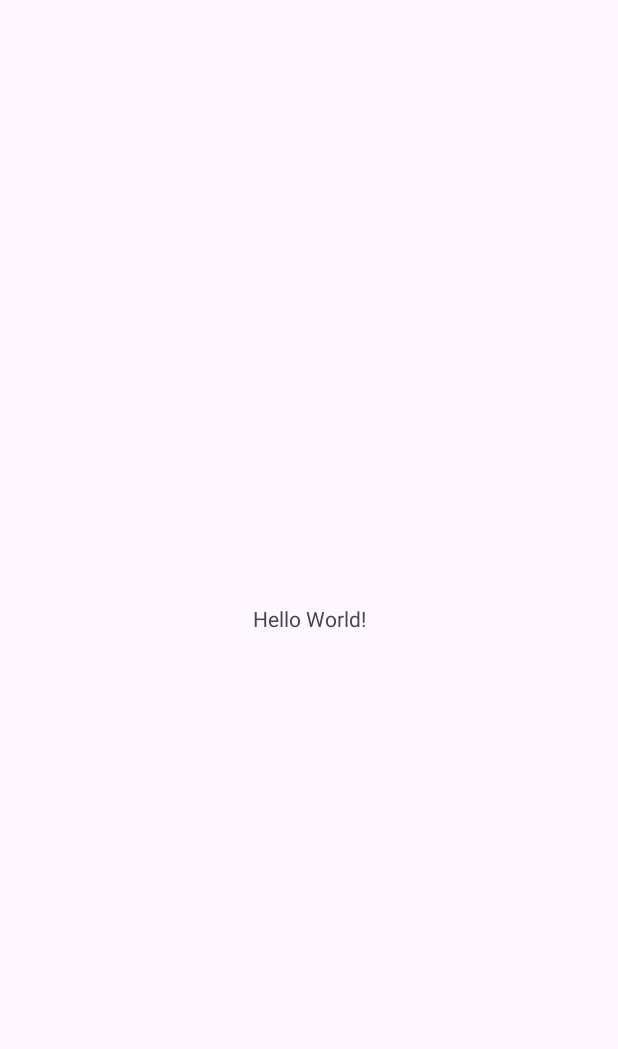
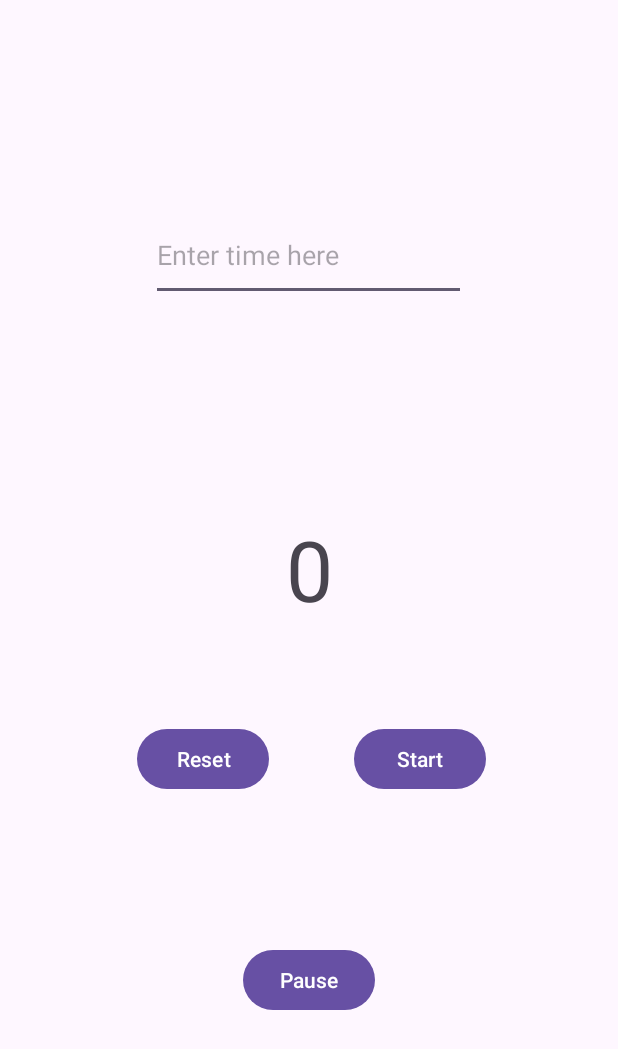
Before and after one commit to Fabian-O01/SilentTimer, an Android app: the screen it shows after launch (MainActivity), on a phone screen of 412 x 824 dp. Before the commit the part shown is almost empty. Shown: the top 1049 px of the screen. Run offline under Robolectric (Android 15) with nearby library versions, the phone set to English and light mode, and no system bars.

Commit message:
first rough version

```diff
--- a/app/src/main/AndroidManifest.xml
+++ b/app/src/main/AndroidManifest.xml
@@ -1,6 +1,8 @@
 <?xml version="1.0" encoding="utf-8"?>
 <manifest xmlns:android="http://schemas.android.com/apk/res/android"
     xmlns:tools="http://schemas.android.com/tools">
+
+    <uses-permission android:name="android.permission.VIBRATE" />
 
     <application
         android:allowBackup="true"
--- a/app/src/main/java/com/example/silenttimer/MainActivity.java
+++ b/app/src/main/java/com/example/silenttimer/MainActivity.java
@@ -1,6 +1,15 @@
 package com.example.silenttimer;
 
+import android.content.Context;
 import android.os.Bundle;
+import android.os.CountDownTimer;
+import android.os.Vibrator;
+import android.text.Editable;
+import android.text.TextWatcher;
+import android.view.View;
+import android.widget.Button;
+import android.widget.EditText;
+import android.widget.TextView;
 
 import androidx.activity.EdgeToEdge;
 import androidx.appcompat.app.AppCompatActivity;
@@ -9,6 +18,13 @@ import androidx.core.view.ViewCompat;
 import androidx.core.view.WindowInsetsCompat;
 
 public class MainActivity extends AppCompatActivity {
+    TextView countdown;
+    EditText timerInput;
+    Button startBtn;
+    Button pauseBtn;
+    Button resetBtn;
+    CountDownTimer timerUtil;
+    int startTime = 0;
 
     @Override
     protected void onCreate(Bundle savedInstanceState) {
@@ -20,5 +36,57 @@ public class MainActivity extends AppCompatActivity {
             v.setPadding(systemBars.left, systemBars.top, systemBars.right, systemBars.bottom);
             return insets;
         });
+        countdown = findViewById(R.id.countdown);
+        timerInput = findViewById(R.id.timerInput);
+        timerInput.addTextChangedListener(new TextWatcher() {
+            @Override
+            public void beforeTextChanged(CharSequence s, int start, int count, int after) {}
+
+            @Override
+            public void onTextChanged(CharSequence s, int start, int before, int count) {}
+
+            @Override
+            public void afterTextChanged(Editable s) {
+                countdown.setText(timerInput.getText().toString());
+            }
+        });
+        startBtn = findViewById(R.id.start);
+        startBtn.setOnClickListener(this::startCountdown);
+        pauseBtn = findViewById(R.id.pause);
+        pauseBtn.setOnClickListener(this::pauseCountdown);
+        resetBtn = findViewById(R.id.reset);
+        resetBtn.setOnClickListener(this::resetCountdown);
+    }
+
+    public void startCountdown(View view) {
+        startBtn.setEnabled(false);
+        startTime = Integer.parseInt(countdown.getText().toString());
+        timerUtil = new CountDownTimer(startTime*1000, 1000) {
+            @Override
+            public void onTick(long millisUntilFinished) {
+                countdown.setText(""+millisUntilFinished/1000);
+            }
+
+            @Override
+            public void onFinish() {
+                Vibrator v = (Vibrator) getSystemService(Context.VIBRATOR_SERVICE);
+                v.vibrate(1000);
+                countdown.setText(""+startTime);
+
+            }
+        }.start();
+        startBtn.setEnabled(true);
+    }
+
+    public void pauseCountdown(View view) {
+        // TODO: implement pause utility and merge pause and start button
+    }
+
+    public void resetCountdown(View view) {
+        if (timerUtil == null){
+            return;
+        }
+        timerUtil.cancel();
+        countdown.setText(""+startTime);
     }
 }
--- a/app/src/main/res/layout/activity_main.xml
+++ b/app/src/main/res/layout/activity_main.xml
@@ -8,12 +8,61 @@
     tools:context=".MainActivity">
 
     <TextView
-        android:layout_width="wrap_content"
-        android:layout_height="wrap_content"
-        android:text="Hello World!"
+        android:id="@+id/countdown"
+        android:layout_width="229dp"
+        android:layout_height="140dp"
+        android:contentDescription="Timer Countdown"
+        android:text="0"
+        android:textAlignment="center"
+        android:textAppearance="@style/TextAppearance.AppCompat.Display3"
+        android:textStyle="normal"
         app:layout_constraintBottom_toBottomOf="parent"
         app:layout_constraintEnd_toEndOf="parent"
         app:layout_constraintStart_toStartOf="parent"
         app:layout_constraintTop_toTopOf="parent" />
 
+    <Button
+        android:id="@+id/reset"
+        android:layout_width="wrap_content"
+        android:layout_height="wrap_content"
+        android:text="Reset"
+        app:layout_constraintEnd_toStartOf="@+id/start"
+        app:layout_constraintHorizontal_bias="0.619"
+        app:layout_constraintStart_toStartOf="parent"
+        app:layout_constraintTop_toBottomOf="@+id/countdown" />
+
+    <Button
+        android:id="@+id/start"
+        android:layout_width="wrap_content"
+        android:layout_height="wrap_content"
+        android:layout_marginEnd="88dp"
+        android:text="Start"
+        app:layout_constraintEnd_toEndOf="parent"
+        app:layout_constraintTop_toBottomOf="@+id/countdown" />
+
+    <Button
+        android:id="@+id/pause"
+        android:layout_width="wrap_content"
+        android:layout_height="wrap_content"
+        android:text="Pause"
+        app:layout_constraintBottom_toBottomOf="parent"
+        app:layout_constraintEnd_toEndOf="parent"
+        app:layout_constraintStart_toStartOf="parent"
+        app:layout_constraintTop_toBottomOf="@+id/countdown" />
+
+    <EditText
+        android:id="@+id/timerInput"
+        android:layout_width="210dp"
+        android:layout_height="61dp"
+        android:ems="10"
+        android:hint="Enter time here"
+        android:inputType="datetime|time"
+        android:text=""
+        app:layout_constraintBottom_toTopOf="@+id/countdown"
+        app:layout_constraintEnd_toEndOf="parent"
+        app:layout_constraintHorizontal_bias="0.497"
+        app:layout_constraintStart_toStartOf="parent"
+        app:layout_constraintTop_toTopOf="parent"
+        app:layout_constraintVertical_bias="0.497" />
+
 </androidx.constraintlayout.widget.ConstraintLayout>
```
